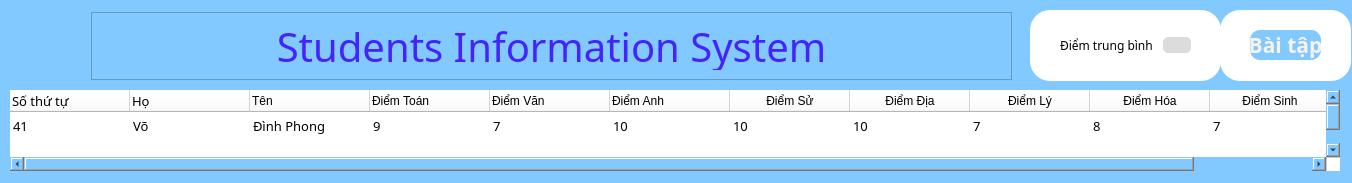
DinhPhongNe/Python-course, file TL-C4K-PTA02/Cuoi_Khoa_Python/main-st.ui: the form before one commit.
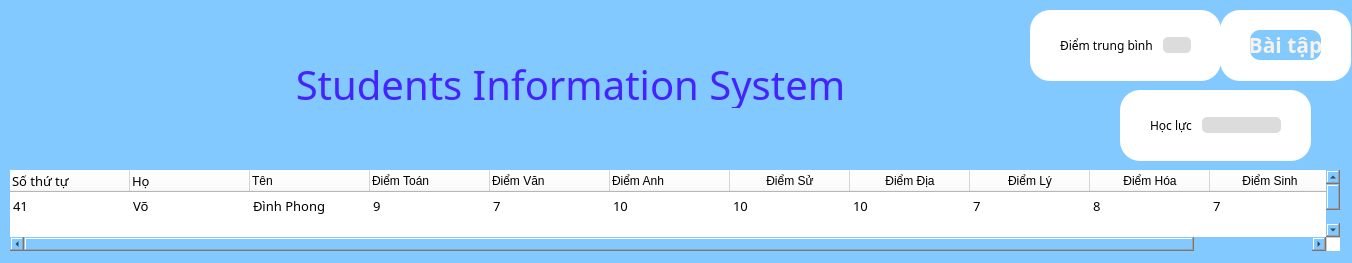
The form after the commit.

```diff
--- a/TL-C4K-PTA02/Cuoi_Khoa_Python/main-st.ui
+++ b/TL-C4K-PTA02/Cuoi_Khoa_Python/main-st.ui
@@ -7,7 +7,7 @@
     <x>0</x>
     <y>0</y>
     <width>1352</width>
-    <height>183</height>
+    <height>263</height>
    </rect>
   </property>
   <property name="windowTitle">
@@ -37,43 +37,6 @@
     </property>
     <layout class="QGridLayout" name="gridLayout_14"/>
    </widget>
-   <widget class="QFrame" name="frame_3">
-    <property name="geometry">
-     <rect>
-      <x>91</x>
-      <y>12</y>
-      <width>921</width>
-      <height>68</height>
-     </rect>
-    </property>
-    <property name="frameShape">
-     <enum>QFrame::StyledPanel</enum>
-    </property>
-    <property name="frameShadow">
-     <enum>QFrame::Raised</enum>
-    </property>
-    <layout class="QHBoxLayout" name="horizontalLayout_8">
-     <item>
-      <widget class="QLabel" name="title_label_4">
-       <property name="font">
-        <font>
-         <family>Script MT Bold</family>
-         <pointsize>30</pointsize>
-        </font>
-       </property>
-       <property name="styleSheet">
-        <string notr="true">color: rgb(68, 35, 255);</string>
-       </property>
-       <property name="text">
-        <string>Students Information System</string>
-       </property>
-       <property name="alignment">
-        <set>Qt::AlignCenter</set>
-       </property>
-      </widget>
-     </item>
-    </layout>
-   </widget>
    <widget class="QFrame" name="info_frame_5">
     <property name="geometry">
      <rect>
@@ -174,7 +137,7 @@
     <property name="geometry">
      <rect>
       <x>10</x>
-      <y>90</y>
+      <y>170</y>
       <width>1330</width>
       <height>81</height>
      </rect>
@@ -568,6 +531,108 @@
      </item>
     </layout>
    </widget>
+   <widget class="QFrame" name="info_frame_7">
+    <property name="geometry">
+     <rect>
+      <x>1120</x>
+      <y>90</y>
+      <width>191</width>
+      <height>71</height>
+     </rect>
+    </property>
+    <property name="styleSheet">
+     <string notr="true">background-color: rgb(255,255,255);
+border-radius: 20px;</string>
+    </property>
+    <property name="frameShape">
+     <enum>QFrame::StyledPanel</enum>
+    </property>
+    <property name="frameShadow">
+     <enum>QFrame::Raised</enum>
+    </property>
+    <layout class="QGridLayout" name="gridLayout_32">
+     <property name="leftMargin">
+      <number>30</number>
+     </property>
+     <property name="topMargin">
+      <number>20</number>
+     </property>
+     <property name="rightMargin">
+      <number>30</number>
+     </property>
+     <property name="bottomMargin">
+      <number>20</number>
+     </property>
+     <property name="horizontalSpacing">
+      <number>20</number>
+     </property>
+     <property name="verticalSpacing">
+      <number>10</number>
+     </property>
+     <item row="0" column="0">
+      <layout class="QGridLayout" name="gridLayout_33">
+       <property name="horizontalSpacing">
+        <number>10</number>
+       </property>
+       <property name="verticalSpacing">
+        <number>15</number>
+       </property>
+       <item row="0" column="0">
+        <widget class="QLabel" name="label_41">
+         <property name="font">
+          <font>
+           <family>Segoe UI Semibold</family>
+          </font>
+         </property>
+         <property name="styleSheet">
+          <string notr="true">color: rgb(0,0,0);</string>
+         </property>
+         <property name="text">
+          <string>Học lực</string>
+         </property>
+        </widget>
+       </item>
+       <item row="0" column="1">
+        <widget class="QLineEdit" name="lineEdit_34">
+         <property name="styleSheet">
+          <string notr="true">color: black;
+background-color:rgb(220,220,220);
+border-radius:5px;</string>
+         </property>
+         <property name="inputMethodHints">
+          <set>Qt::ImhDigitsOnly</set>
+         </property>
+        </widget>
+       </item>
+      </layout>
+     </item>
+    </layout>
+   </widget>
+   <widget class="QLabel" name="title_label_4">
+    <property name="geometry">
+     <rect>
+      <x>120</x>
+      <y>60</y>
+      <width>901</width>
+      <height>48</height>
+     </rect>
+    </property>
+    <property name="font">
+     <font>
+      <family>Script MT Bold</family>
+      <pointsize>30</pointsize>
+     </font>
+    </property>
+    <property name="styleSheet">
+     <string notr="true">color: rgb(68, 35, 255);</string>
+    </property>
+    <property name="text">
+     <string>Students Information System</string>
+    </property>
+    <property name="alignment">
+     <set>Qt::AlignCenter</set>
+    </property>
+   </widget>
   </widget>
  </widget>
  <resources/>
```
